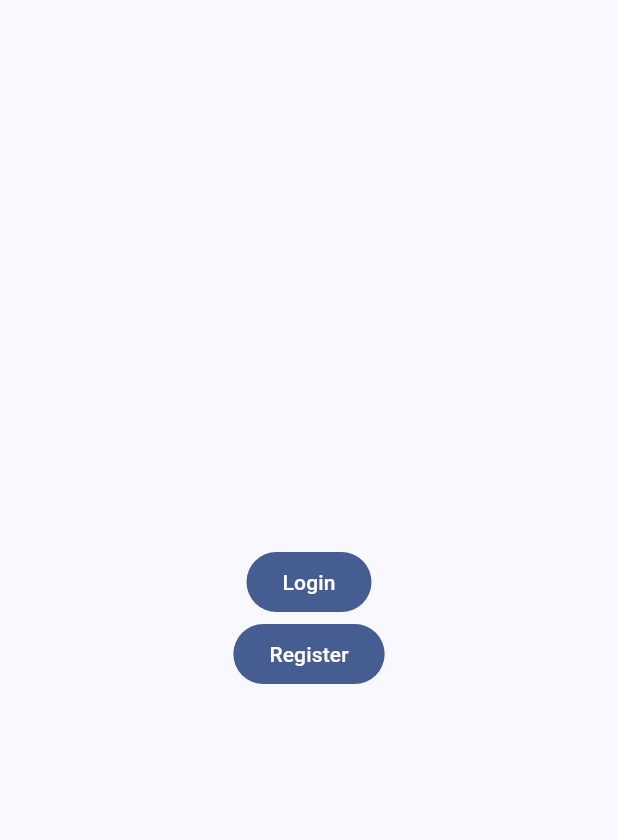
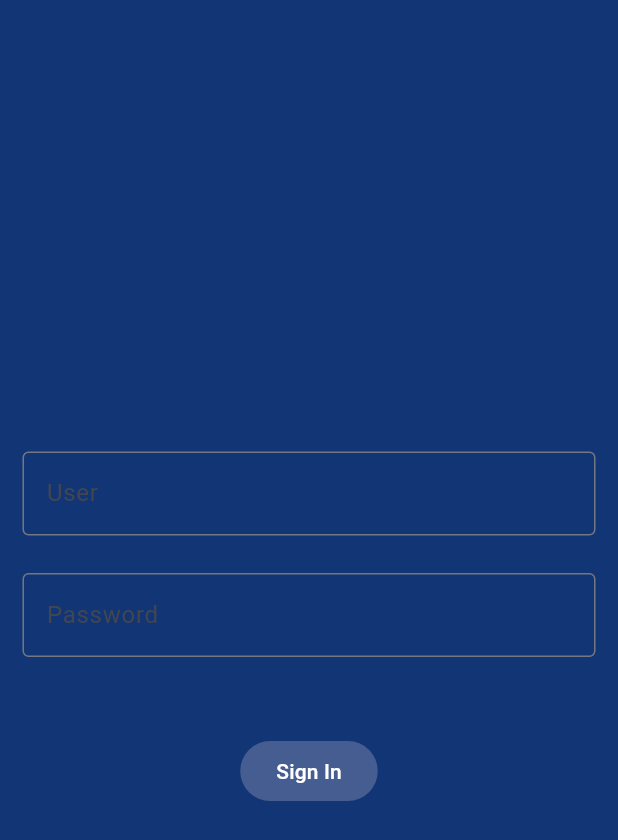
Before and after one commit to JAMM0118/proyecto_bd, a Flutter app: the screen it shows after launch, on a phone screen of 412 x 824 dp. Shown: the top 840 px of the screen. Run offline on Flutter 3.47's test engine with Material 3 defaults, Android fonts, the light colour scheme and no system bars; missing offline and left inert: postgres.

Commit message:
Pre-diseño de login

```diff
--- a/lib/presentation/login_screen.dart
+++ b/lib/presentation/login_screen.dart
@@ -21,36 +21,91 @@ class _LoginScreenState extends State<LoginScreen> {
   void aux() async{
     if (await dbHelper.openConnection()) {
 
-    await dbHelper.insertData('prueba', {"userName": 'prue121ba', "passwordUser": 'p2121rueba'});
+    await dbHelper.insertData('prueba', {"userName": 'meva13213', "passwordUser": '12312123'});
     print('Datos insertados con éxito');
-    await dbHelper.closeConnection();
+    //await dbHelper.closeConnection();
   } else {
     print('Error al abrir la conexión');
   }
   }
 
+  late TextEditingController controllerUser;
+  late TextEditingController controllerPassword;
+  String textUser = '';
+  String textPassword = '';
+  @override
+  void initState() {
+    super.initState();
+    controllerUser = TextEditingController();
+    controllerPassword = TextEditingController();
+
+  }
+
+  @override
+  void dispose() {
+    //dbHelper.closeConnection();
+    controllerUser.dispose();
+    controllerPassword.dispose();
+    super.dispose();
+  }
+
   @override
   Widget build(BuildContext context) {
+    final colors = Theme.of(context).colorScheme;
+
     return Scaffold(
-      body:  Center(
-        child: Column(
+      backgroundColor: const Color.fromARGB(255, 18, 54, 117),
+
+      body:  Column(
           mainAxisAlignment: MainAxisAlignment.center,
           children: [
             //if(connectionStatus() == null) Text("conectado") else Text("no conectado")
 
+            Padding(
+              padding: const EdgeInsets.fromLTRB(15,15,15,10),
+              child: TextField(
 
+                controller: controllerUser,
+                onChanged: (value) => setState(() {
+                  textUser = controllerUser.text;
+
+                }),
+                cursorColor: colors.primary,
+                style: const TextStyle(color: Colors.white),
+                decoration: const InputDecoration(
+                  border: OutlineInputBorder(),
+
+                  labelText: 'User',
+
+                ),
+              ),
+            ),
+            Padding(
+              padding: const EdgeInsets.fromLTRB(15,15,15,10),
+              child: TextField(
+                controller: controllerPassword,
+                onChanged: (value) => setState(() {
+                  textPassword = controllerPassword.text;
+
+                }),
+                decoration: const InputDecoration(
+                  border: OutlineInputBorder(),
+                  labelText: 'Password',
+
+                ),
+              ),
+            ),
+            Text(textUser),
+            Text(textPassword),
             FilledButton(
               onPressed: () => (),
-              child:  const Text("Login"),
+
+              child:  const Text("Sign In"),
             ),
-            const SizedBox(width: 10,),
-            FilledButton(
-              onPressed: () =>(),
-              child: const Text("Register"),
-            ),
+
           ],
         ),
-      ),
+
     );
   }
 }
```
